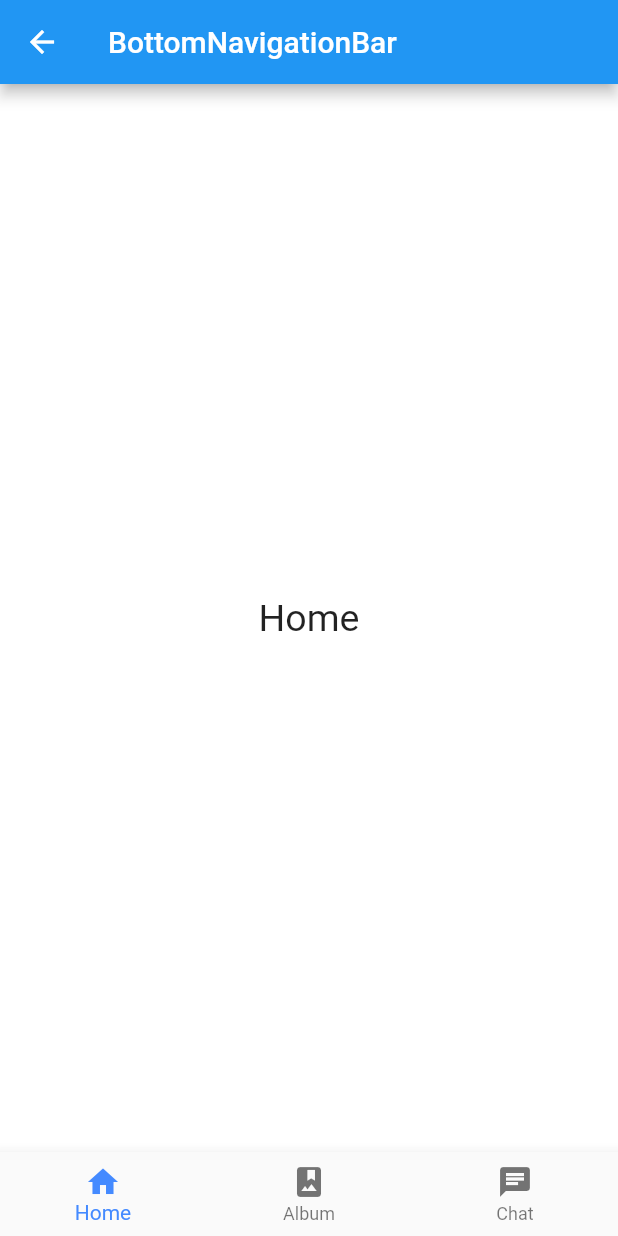
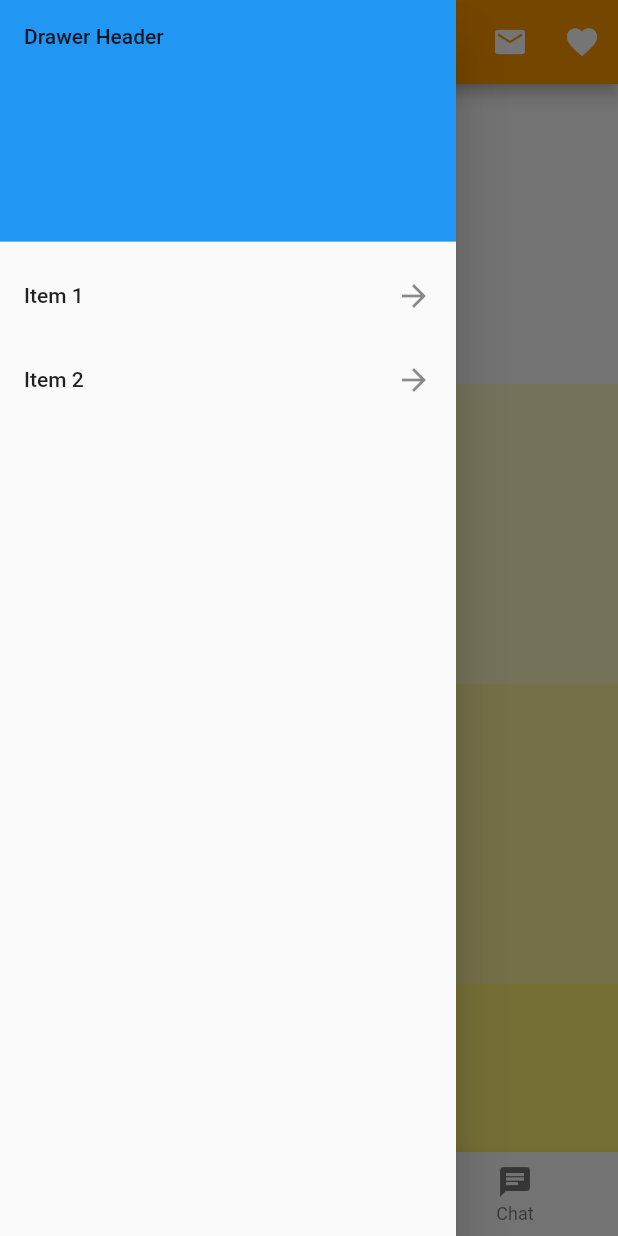
Before and after one commit to tadashi1104/flutter-practice, a Flutter app: the MainPage screen opened directly, with the side drawer open (before the commit the screen has no drawer), on a phone screen of 412 x 824 dp. Run offline on Flutter 3.47's test engine with Material 2 defaults, Android fonts, the phone set to English and light mode, and no system bars.

Commit message:
20191208-1

```diff
--- a/lib/main.dart
+++ b/lib/main.dart
@@ -1,5 +1,7 @@
 import 'package:flutter/material.dart';
 import 'package:flutter/rendering.dart';
+
+enum Answers { YES, NO }
 
 void main() {
   debugPaintSizeEnabled = false;
@@ -9,10 +11,57 @@ void main() {
 class MyApp extends StatelessWidget {
   @override
   Widget build(BuildContext context) {
-    return MaterialApp(
-        home: Scaffold(
+    return MaterialApp(home: MainPage());
+  }
+}
+
+class MainPage extends StatefulWidget {
+  @override
+  _MainPageState createState() => _MainPageState();
+}
+
+class _MainPageState extends State<MainPage> {
+  String _value = '';
+
+  void _setValue(String value) => setState(() => _value = value);
+
+  Future _showDialog() async {
+    var value = await showDialog(
+      context: context,
+      builder: (BuildContext context) => new AlertDialog(
+        title: new Text('AlertDialog'),
+        content: new Text('アラートダイアログです。YesかNoを選択してください。'),
+        actions: <Widget>[
+          new SimpleDialogOption(
+            child: new Text('Yes'),
+            onPressed: () {
+              Navigator.pop(context, Answers.YES);
+            },
+          ),
+          new SimpleDialogOption(
+            child: new Text('NO'),
+            onPressed: () {
+              Navigator.pop(context, Answers.NO);
+            },
+          ),
+        ],
+      ),
+    );
+    switch (value) {
+      case Answers.YES:
+        _setValue('Yes');
+        break;
+      case Answers.NO:
+        _setValue('NO');
+        break;
+    }
+  }
+
+  @override
+  Widget build(BuildContext context) {
+    return Scaffold(
+      drawer: MyDrawer(),
       appBar: AppBar(
-            leading: Icon(Icons.menu),
         title: const Text('AppBar'),
         backgroundColor: Colors.orange,
         centerTitle: true,
@@ -22,22 +71,97 @@ class MyApp extends StatelessWidget {
               Icons.face,
               color: Colors.white,
             ),
+            onPressed: () {
+              _showDialog();
+            },
           ),
           IconButton(
             icon: Icon(
               Icons.email,
               color: Colors.white,
             ),
+            onPressed: (null),
           ),
           IconButton(
             icon: Icon(
               Icons.favorite,
               color: Colors.white,
             ),
+            onPressed: null,
+          ),
+        ],
+      ),
+      // body: new Container(
+      //   padding: new EdgeInsets.all(32.0),
+      //   child: new Center(
+      //     child: new Column(
+      //       children: <Widget>[
+      //         new Text(
+      //           _value,
+      //           style: TextStyle(
+      //               fontSize: 50,
+      //               color: Colors.blueAccent,
+      //               fontWeight: FontWeight.w600),
+      //         ),
+      //         new RaisedButton(
+      //           onPressed: _showDialog,
+      //           child: new Text('ダイアログを開く'),
+      //         )
+      //       ],
+      //     ),
+      //   ),
+      // ),
+      // body: Center(child: Text('Hello World.')),
+      body: CustomScrollView(
+        slivers: <Widget>[
+          SliverFixedExtentList(
+            itemExtent: 200.0,
+            delegate: SliverChildBuilderDelegate(
+              (BuildContext context, int index) {
+                return Container(
+                  alignment: Alignment.center,
+                  color: Colors.yellow[100 * (index % 9)],
+                  child: Text(
+                    'list item $index $_value',
+                    style: TextStyle(fontSize: 30),
+                  ),
+                );
+              },
+            ),
           ),
         ],
       ),
       bottomNavigationBar: MyBottomNavigationBar(),
+    );
+  }
+}
+
+class MyDrawer extends StatefulWidget {
+  @override
+  _MyDrawer createState() => _MyDrawer();
+}
+
+class _MyDrawer extends State<MyDrawer> {
+  @override
+  Widget build(BuildContext context) {
+    return Drawer(
+      child: ListView(
+        children: <Widget>[
+          DrawerHeader(
+            child: Text('Drawer Header'),
+            decoration: BoxDecoration(
+              color: Colors.blue,
+            ),
+          ),
+          ListTile(
+            title: Text("Item 1"),
+            trailing: Icon(Icons.arrow_forward),
+          ),
+          ListTile(
+            title: Text("Item 2"),
+            trailing: Icon(Icons.arrow_forward),
+          ),
+        ],
       ),
     );
   }
@@ -48,13 +172,8 @@ class MyBottomNavigationBar extends StatefulWidget {
   _MyBottomNavigationBar createState() => _MyBottomNavigationBar();
 }
 
-class _MyBottomNavigationBar extends State<MyBottomNavigationBar>{
+class _MyBottomNavigationBar extends State<MyBottomNavigationBar> {
   int _currentIndex = 0;
-  final _pageWidgets = [
-    PageWidget(color: Colors.white, title: 'Home'),
-    PageWidget(color: Colors.blue, title: 'Album'),
-    PageWidget(color: Colors.orange, title: 'Chat'),
-  ];
 
   @override
   Widget build(BuildContext context) {
@@ -66,53 +185,52 @@ class _MyBottomNavigationBar extends State<MyBottomNavigationBar>{
         BottomNavigationBarItem(icon: Icon(Icons.chat), title: Text('Chat')),
       ],
       currentIndex: _currentIndex,
-        fixedColor: Colors.blueAccent,
+      fixedColor: Colors.orange,
       onTap: _onItemTapped,
       type: BottomNavigationBarType.fixed,
     );
   }
 
   void _onItemTapped(int index) => setState(() => _currentIndex = index);
-
 }
 
-class MainPage extends StatefulWidget {
-  @override
-  _MainPageState createState() => _MainPageState();
-}
+// class MainPage extends StatefulWidget {
+//   @override
+//   _MainPageState createState() => _MainPageState();
+// }
 
-class _MainPageState extends State<MainPage> {
-  int _currentIndex = 0;
-  final _pageWidgets = [
-    PageWidget(color: Colors.white, title: 'Home'),
-    PageWidget(color: Colors.blue, title: 'Album'),
-    PageWidget(color: Colors.orange, title: 'Chat'),
-  ];
+// class _MainPageState extends State<MainPage> {
+//   int _currentIndex = 0;
+//   final _pageWidgets = [
+//     PageWidget(color: Colors.white, title: 'Home'),
+//     PageWidget(color: Colors.blue, title: 'Album'),
+//     PageWidget(color: Colors.orange, title: 'Chat'),
+//   ];
 
-  @override
-  Widget build(BuildContext context) {
-    return Scaffold(
-      appBar: AppBar(
-        title: Text('BottomNavigationBar'),
-      ),
-      body: _pageWidgets.elementAt(_currentIndex),
-      bottomNavigationBar: BottomNavigationBar(
-        items: <BottomNavigationBarItem>[
-          BottomNavigationBarItem(icon: Icon(Icons.home), title: Text('Home')),
-          BottomNavigationBarItem(
-              icon: Icon(Icons.photo_album), title: Text('Album')),
-          BottomNavigationBarItem(icon: Icon(Icons.chat), title: Text('Chat')),
-        ],
-        currentIndex: _currentIndex,
-        fixedColor: Colors.blueAccent,
-        onTap: _onItemTapped,
-        type: BottomNavigationBarType.fixed,
-      ),
-    );
-  }
+//   @override
+//   Widget build(BuildContext context) {
+//     return Scaffold(
+//       appBar: AppBar(
+//         title: Text('BottomNavigationBar'),
+//       ),
+//       body: _pageWidgets.elementAt(_currentIndex),
+//       bottomNavigationBar: BottomNavigationBar(
+//         items: <BottomNavigationBarItem>[
+//           BottomNavigationBarItem(icon: Icon(Icons.home), title: Text('Home')),
+//           BottomNavigationBarItem(
+//               icon: Icon(Icons.photo_album), title: Text('Album')),
+//           BottomNavigationBarItem(icon: Icon(Icons.chat), title: Text('Chat')),
+//         ],
+//         currentIndex: _currentIndex,
+//         fixedColor: Colors.blueAccent,
+//         onTap: _onItemTapped,
+//         type: BottomNavigationBarType.fixed,
+//       ),
+//     );
+//   }
 
-  void _onItemTapped(int index) => setState(() => _currentIndex = index);
-}
+//   void _onItemTapped(int index) => setState(() => _currentIndex = index);
+// }
 
 class PageWidget extends StatelessWidget {
   final Color color;
@@ -198,25 +316,25 @@ class PageWidget extends StatelessWidget {
 //   }
 // }
 
-Widget _menuItem(String title, Icon icon) {
-  return Container(
-    decoration: new BoxDecoration(
-        border: new Border(bottom: BorderSide(width: 1.0, color: Colors.grey))),
-    child: ListTile(
-      leading: icon,
-      title: Text(
-        title,
-        style: TextStyle(color: Colors.black, fontSize: 18.0),
-      ),
-      onTap: () {
-        print("onTap called.");
-      }, // タップ
-      onLongPress: () {
-        print("onLongPress called.");
-      }, // 長押し
-    ),
-  );
-}
+// Widget _menuItem(String title, Icon icon) {
+//   return Container(
+//     decoration: new BoxDecoration(
+//         border: new Border(bottom: BorderSide(width: 1.0, color: Colors.grey))),
+//     child: ListTile(
+//       leading: icon,
+//       title: Text(
+//         title,
+//         style: TextStyle(color: Colors.black, fontSize: 18.0),
+//       ),
+//       onTap: () {
+//         print("onTap called.");
+//       }, // タップ
+//       onLongPress: () {
+//         print("onLongPress called.");
+//       }, // 長押し
+//     ),
+//   );
+// }
 
 class TutorialHome extends StatelessWidget {
   @override
```
Also changed, not shown: 2 other files. Lines whose indentation alone changed are shown as unchanged.
